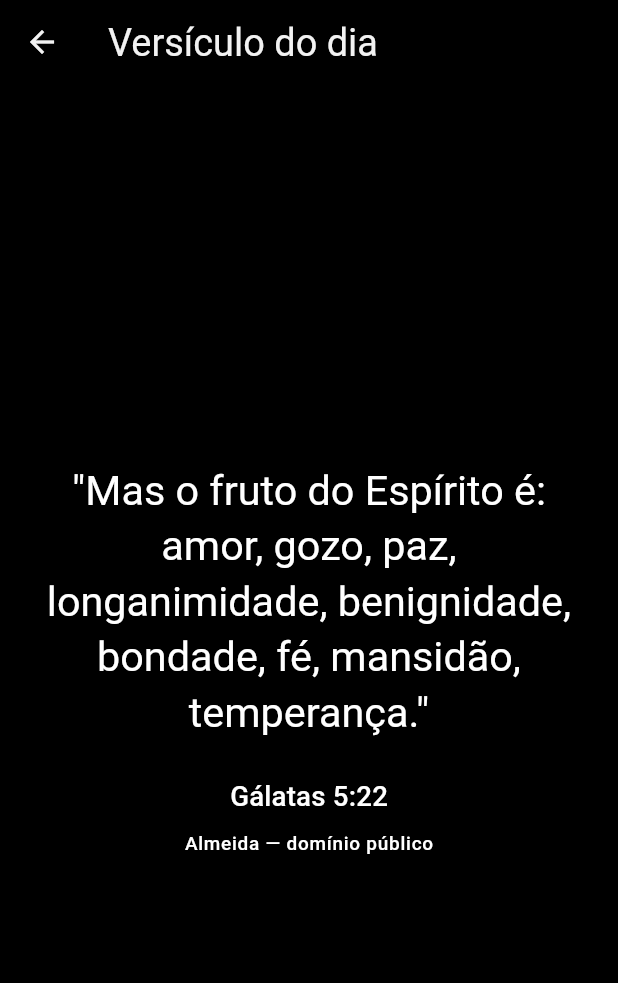
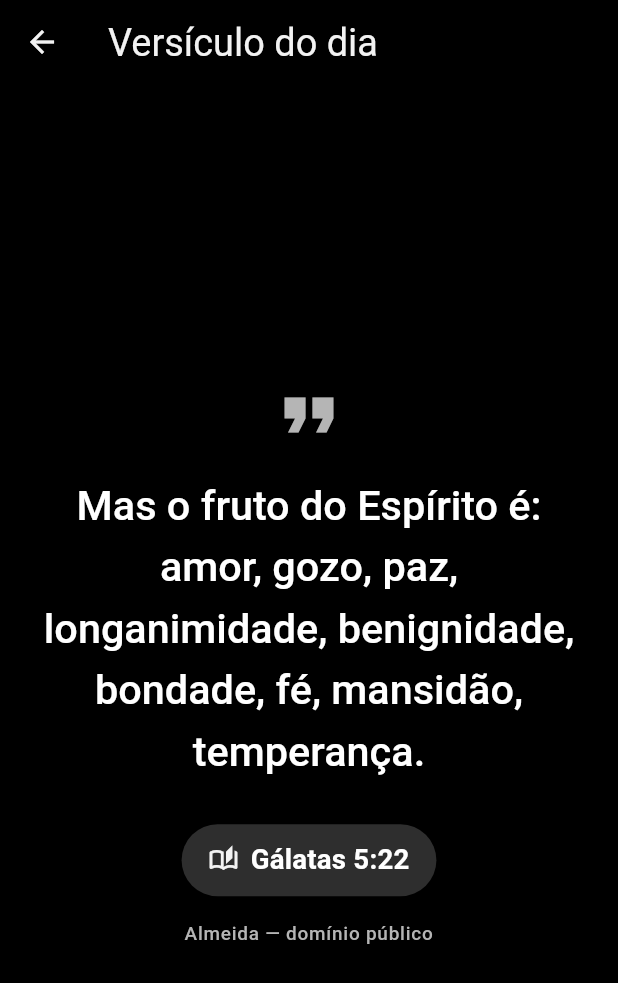
Before and after one commit to wendelcamargos-arch/GOEL-CHURCH, a Flutter app: the screen it shows after launch, after a tap on "Versículo", on a phone screen of 412 x 824 dp. Shown: the top 983 px of the screen. Run offline on Flutter 3.47's test engine with Material 3 defaults, Android fonts, the phone set to English and light mode, and no system bars; our stand-ins replace supabase_flutter; accounts and stored records are empty.

Commit message:
feat(versiculo): redesign visual P&B (versículo do dia)
Camada de apresentação apenas — contrato preservado
(VersiculoScreen(repository:, sourceLabel:)).

- Layout 'escritura' centrado: aspas decorativas, versículo amplo com
  entrelinhas confortáveis, referência em pílula com ícone, e atribuição
  discreta da fonte.
- Largura de leitura limitada (560px) e rolagem segura para textos longos
  ou fontes ampliadas. Identidade preto e branco, sem verde.
- Suíte 30/30 verde.

```diff
--- a/lib/features/content/presentation/versiculo_screen.dart
+++ b/lib/features/content/presentation/versiculo_screen.dart
@@ -1,8 +1,11 @@
 import 'package:flutter/material.dart';
 import 'package:goel_domain/goel_domain.dart';
 
-/// Tela do Versículo do dia (Slice 06). Acessível ao idoso: texto amplo,
-/// centrado, alto contraste (do tema).
+/// Tela do Versículo do dia (Slice 06) — redesign visual (preto e branco).
+///
+/// APENAS camada de apresentação: o contrato é preservado
+/// (`VersiculoScreen(repository:, sourceLabel:)`). Leitura para todas as idades:
+/// texto amplo, centrado, entrelinhas confortáveis e alto contraste.
 class VersiculoScreen extends StatelessWidget {
   final VerseRepository repository;
 
@@ -29,35 +32,99 @@ class VersiculoScreen extends StatelessWidget {
             }
             if (!snapshot.hasData) {
               return Center(
-                child: Text('Não foi possível carregar agora.',
-                    style: textTheme.titleMedium,),
+                child: Text(
+                  'Não foi possível carregar agora.',
+                  style: textTheme.titleMedium,
+                ),
               );
             }
-            final verse = snapshot.data!;
-            return Padding(
-              padding: const EdgeInsets.all(24),
-              child: Center(
-                child: Column(
-                  mainAxisSize: MainAxisSize.min,
-                  children: [
-                    Text(
-                      '"${verse.text}"',
-                      textAlign: TextAlign.center,
-                      style: textTheme.headlineSmall,
-                    ),
-                    const SizedBox(height: 24),
-                    Text(verse.reference, style: textTheme.titleMedium),
-                    if (sourceLabel != null) ...[
-                      const SizedBox(height: 8),
-                      Text(sourceLabel!, style: textTheme.labelSmall),
-                    ],
-                  ],
-                ),
-              ),
-            );
+            return _VerseView(verse: snapshot.data!, sourceLabel: sourceLabel);
           },
         ),
       ),
     );
   }
 }
+
+class _VerseView extends StatelessWidget {
+  final DailyVerse verse;
+  final String? sourceLabel;
+
+  const _VerseView({required this.verse, this.sourceLabel});
+
+  @override
+  Widget build(BuildContext context) {
+    final textTheme = Theme.of(context).textTheme;
+    final scheme = Theme.of(context).colorScheme;
+
+    return Center(
+      child: SingleChildScrollView(
+        padding: const EdgeInsets.all(28),
+        child: ConstrainedBox(
+          constraints: const BoxConstraints(maxWidth: 560),
+          child: Column(
+            mainAxisSize: MainAxisSize.min,
+            children: [
+              Icon(
+                Icons.format_quote,
+                size: 56,
+                color: scheme.onSurfaceVariant,
+              ),
+              const SizedBox(height: 12),
+              Text(
+                verse.text,
+                textAlign: TextAlign.center,
+                style: textTheme.headlineSmall?.copyWith(
+                  height: 1.5,
+                  fontWeight: FontWeight.w500,
+                ),
+              ),
+              const SizedBox(height: 28),
+              _ReferencePill(reference: verse.reference),
+              if (sourceLabel != null) ...[
+                const SizedBox(height: 16),
+                Text(
+                  sourceLabel!,
+                  textAlign: TextAlign.center,
+                  style: textTheme.labelSmall?.copyWith(
+                    color: scheme.onSurfaceVariant,
+                  ),
+                ),
+              ],
+            ],
+          ),
+        ),
+      ),
+    );
+  }
+}
+
+/// Referência do versículo em uma "pílula" com ícone (identidade P&B).
+class _ReferencePill extends StatelessWidget {
+  final String reference;
+  const _ReferencePill({required this.reference});
+
+  @override
+  Widget build(BuildContext context) {
+    final textTheme = Theme.of(context).textTheme;
+    final scheme = Theme.of(context).colorScheme;
+    return Container(
+      padding: const EdgeInsets.symmetric(horizontal: 18, vertical: 10),
+      decoration: BoxDecoration(
+        color: scheme.surfaceContainerHighest,
+        borderRadius: BorderRadius.circular(999),
+      ),
+      child: Row(
+        mainAxisSize: MainAxisSize.min,
+        children: [
+          Icon(Icons.auto_stories_outlined, size: 20, color: scheme.onSurface),
+          const SizedBox(width: 8),
+          Text(
+            reference,
+            style: textTheme.titleMedium?.copyWith(fontWeight: FontWeight.w700),
+          ),
+        ],
+      ),
+    );
+  }
+}
```
